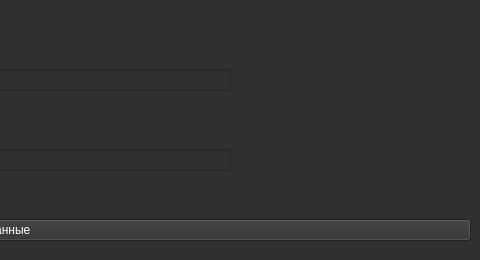
The window that profile.ui (Raxun/git_project1) describes before a commit, drawn with Qt 5; both pictures show x 520 to 1000 and y 0 to 260 of the 1000 by 260 pixel window.
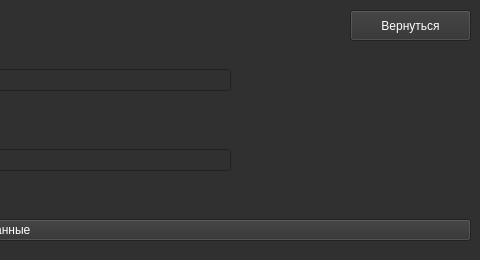
The same window after the commit.

Diff of the .ui file:
```diff
--- a/profile.ui
+++ b/profile.ui
@@ -163,6 +163,23 @@
      </item>
     </layout>
    </widget>
+   <widget class="QPushButton" name="btn_home">
+    <property name="geometry">
+     <rect>
+      <x>870</x>
+      <y>10</y>
+      <width>121</width>
+      <height>31</height>
+     </rect>
+    </property>
+    <property name="styleSheet">
+     <string notr="true">color: rgb(255, 255, 255);
+font: 10pt &quot;MS Shell Dlg 2&quot;;</string>
+    </property>
+    <property name="text">
+     <string>Вернуться</string>
+    </property>
+   </widget>
   </widget>
  </widget>
  <resources/>
```
